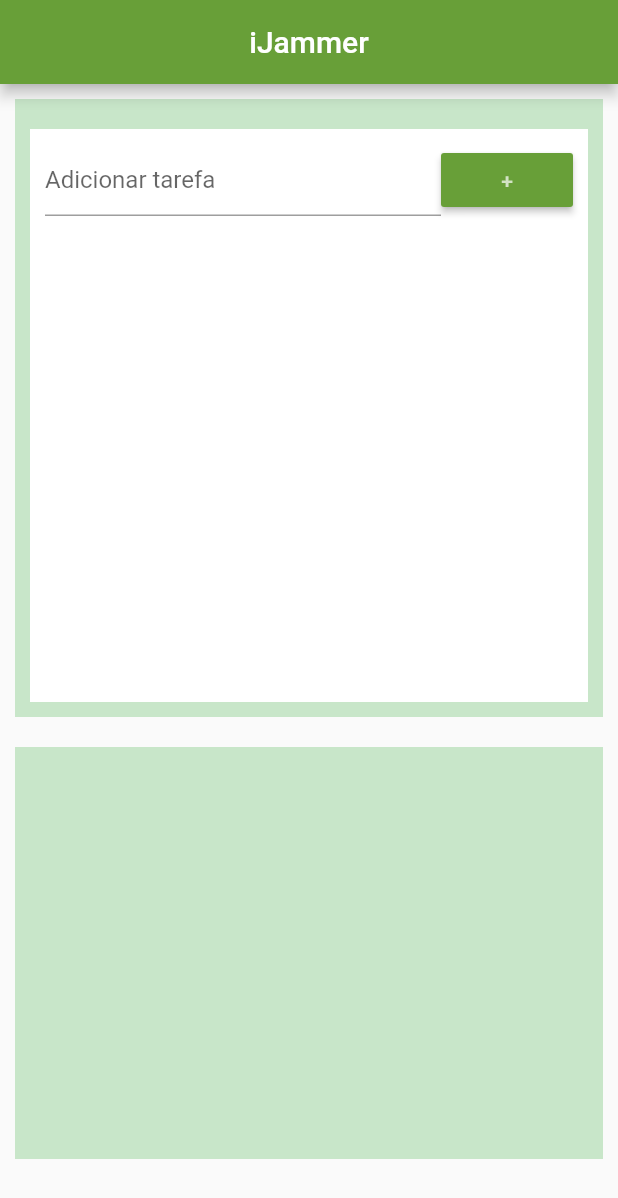
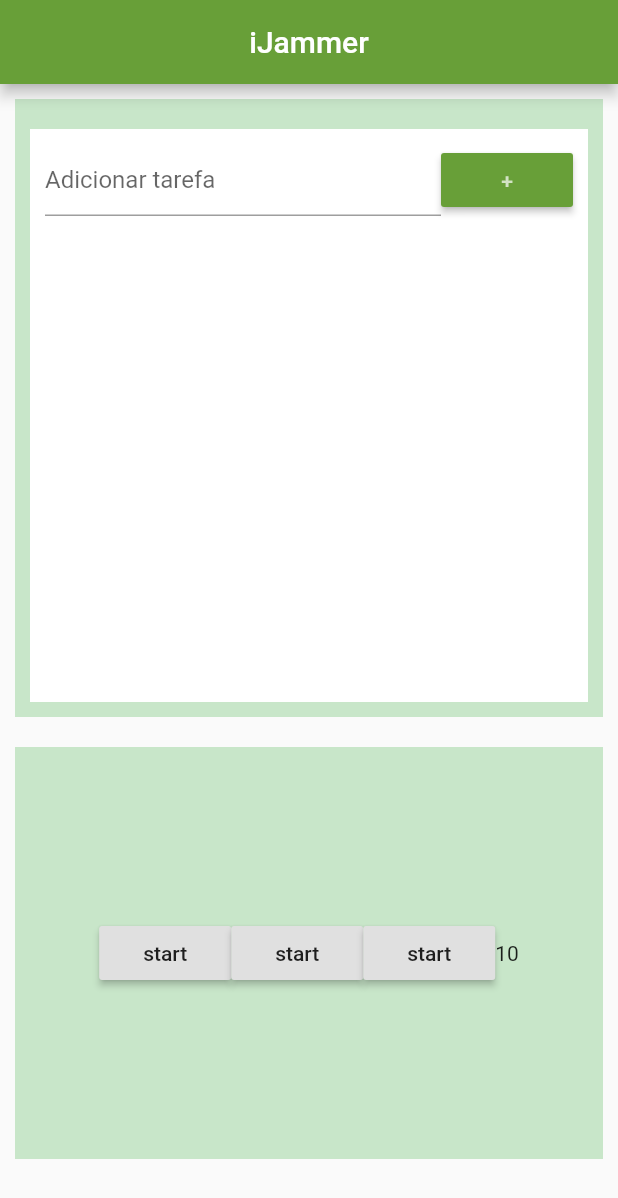
Before and after one commit to nartojunior/mpes0013-desenv-apl-moveis, a Flutter app: the screen it shows after launch, on a phone screen of 412 x 824 dp. Shown: the top 1198 px of the screen. Run offline on Flutter 3.47's test engine with Material 2 defaults, Android fonts, the phone set to English and light mode, and no system bars.

```diff
--- a/mpes0013/lib/main.dart
+++ b/mpes0013/lib/main.dart
@@ -2,6 +2,7 @@ import 'dart:convert';
 import 'dart:io';
 import 'package:flutter/material.dart';
 import 'package:path_provider/path_provider.dart';
+import 'package:quiver/async.dart';
 
 void main() {
   runApp(MaterialApp(title: "iJammer", home: Home()));
@@ -17,7 +18,35 @@ class _HomeState extends State<Home> {
   Map<String, dynamic> _lastRemoved = Map();
   int _lastRemovedPos;
 
+  int pomoTime = 1;
+  // 1 = Pomodoro
+  // 2 = Short Break;
+  // 3 = Lng Break;
+
+  //int _countPomodoro = 0;
+  //int _countBreak = 0;
+
+  int _start = 10;
+  int _current = 10;
+
   TextEditingController _todoController = TextEditingController();
+
+  void startTimer() {
+  CountdownTimer countDownTimer = new CountdownTimer(
+    new Duration(seconds: _start),
+    new Duration(seconds: 1),
+  );
+
+  var sub = countDownTimer.listen(null);
+  sub.onData((duration) {
+    setState(() { _current = _start - duration.elapsed.inSeconds; });
+  });
+
+  sub.onDone(() {
+    print("Done");
+    sub.cancel();
+  });
+}
 
   @override
   void initState() {
@@ -144,7 +173,33 @@ class _HomeState extends State<Home> {
                 color: Colors.green[100],
                 width: MediaQuery.of(context).size.width,
                 height: MediaQuery.of(context).size.height / 3,
-              ),
+                child: Row(
+                          mainAxisAlignment: MainAxisAlignment.center,
+
+                          children: <Widget>[
+                            RaisedButton(
+                              onPressed: () {
+                                startTimer();
+                              },
+                              child: Text("start"),
+                            ),
+                             RaisedButton(
+                              onPressed: () {
+                                startTimer();
+                              },
+                              child: Text("start"),
+                            ),
+                             RaisedButton(
+                              onPressed: () {
+                                startTimer();
+                              },
+                              child: Text("start"),
+                            ),
+
+                            Text("$_current")
+                          ],
+                        ),
+                ),
 
               // end of app body
             ])));
```
